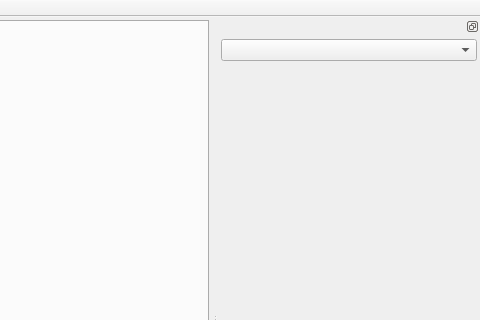
Before: the Qt Designer form mainwindow.ui in LeZheng/Canary-Adb, drawn with Qt 5; both pictures show x 587 to 1067 and y 0 to 320 of the 1067 by 648 pixel window.
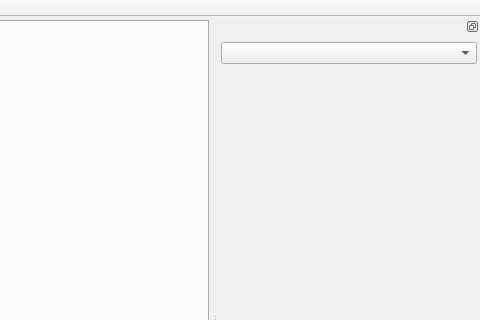
After: the same form once the commit is applied.

Commit message: 修改启动页，微调界面

The edit to the form file:
```diff
--- a/mainwindow.ui
+++ b/mainwindow.ui
@@ -99,7 +99,7 @@
       <number>3</number>
      </property>
      <property name="topMargin">
-      <number>3</number>
+      <number>6</number>
      </property>
      <property name="rightMargin">
       <number>3</number>
```
Left out of the diff: 2 changed lines with no effect on the pictures. The commit also changes 7 other files.
